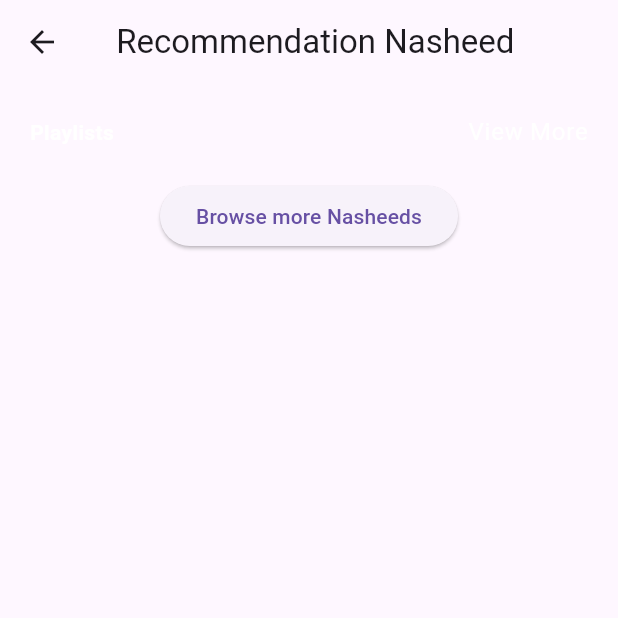
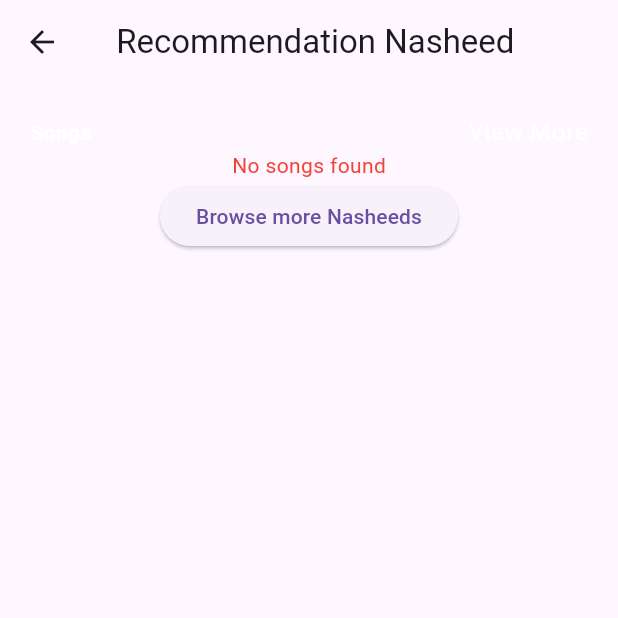
Before and after one commit to MuaviyaImran/emotion_detector_song_suggestion, a Flutter app: the RecommendationSongsPage screen opened directly with empty values, on a phone screen of 412 x 824 dp, the top half of it. Run offline on Flutter 3.47's test engine with Material 3 defaults, Android fonts, the phone set to English and light mode, and no system bars; our stand-ins replace camera, get, image_picker, just_audio, rxdart; missing offline and left inert: tflite_v2; network calls fail.

Commit message:
Integrated Songs Recomendation wrt emotions

```diff
--- a/lib/models/playlist_model.dart
+++ b/lib/models/playlist_model.dart
@@ -29,6 +29,6 @@ class Playlist {
       songs: Song.songs,
       imageUrl:
           'https://images.unsplash.com/photo-1594623930572-300a3011d9ae?ixlib=rb-1.2.1&ixid=MnwxMjA3fDB8MHxwaG90by1wYWdlfHx8fGVufDB8fHx8&auto=format&fit=crop&w=2670&q=80',
-    )
+    ),
   ];
 }
--- a/lib/models/song_model.dart
+++ b/lib/models/song_model.dart
@@ -1,49 +1,86 @@
+import 'package:flutter/material.dart';
+
 class Song {
   final String title;
   final String description;
   final String url;
+  final String coverUrl;
+  final String category; // New field
   bool isFavorite;
-
-  final String coverUrl;
 
   Song({
     required this.title,
     required this.description,
     required this.url,
     required this.coverUrl,
+    required this.category, // Updated constructor
     this.isFavorite = false,
   });
+// CATEGORIES
+//  *happy
+//  *sad
+//  *angry
+//  *fear
+//  *disgust
+//  *surprise
+//  *neutral
 
   static List<Song> songs = [
+    // HAPPY SONGS HERE
     Song(
       title: 'Kun Anta',
       description: 'Kun Anta',
       url: 'assets/music/Kun_anta.mp3',
       coverUrl: 'assets/images/Allah.jpg',
+      category: 'happy',
     ),
+    // SAD SONGS HERE
     Song(
       title: 'Ya Ahdeem',
       description: 'Ya Adheem',
       url: 'assets/music/Ya_adheeman.mp3',
       coverUrl: 'assets/images/ya_adheem.jpg',
+      category: 'sad',
     ),
+    // ANGRY SONGS HERE
     Song(
       title: 'Muhammad Nabina',
       description: 'Muhammad Nabina',
       url: 'assets/music/nabina.mp3',
       coverUrl: 'assets/images/nabina.jpg',
+      category: 'angry',
     ),
+    // FEAR SONGS HERE
     Song(
       title: 'Subhan Allah',
       description: 'Subhan Allah',
       url: 'assets/music/tasbih.mp3',
       coverUrl: 'assets/images/tasbih.jpg',
+      category: 'fear',
     ),
+    // DISGUST SONGS HERE
     Song(
       title: 'Jamal ul Wajood',
       description: 'Jamal ul Wajood',
       url: 'assets/music/jamal_ul.mp3',
       coverUrl: 'assets/images/jamal_ul.jpg',
-    )
+      category: 'disgust',
+    ),
+    // SURPRISE SONGS HERE
+    Song(
+      title: 'Ya Ahdeem',
+      description: 'Ya Adheem',
+      url: 'assets/music/Ya_adheeman.mp3',
+      coverUrl: 'assets/images/ya_adheem.jpg',
+      category: 'surprise',
+    ),
+    // NEUTRAL SONGS HERE
+    Song(
+      title: 'Muhammad Nabina',
+      description: 'Muhammad Nabina',
+      url: 'assets/music/nabina.mp3',
+      coverUrl: 'assets/images/nabina.jpg',
+      category: 'neutral',
+    ),
   ];
 }
--- a/lib/screens/emotion_detector.dart
+++ b/lib/screens/emotion_detector.dart
@@ -4,15 +4,15 @@ import 'dart:typed_data';
 import 'package:http/http.dart' as http;
 import 'package:flutter/material.dart';
 import 'package:tflite_v2/tflite_v2.dart';
-import 'package:emosift/models/playlist_model.dart';
 import 'package:emosift/screens/home_screen.dart';
-import 'package:emosift/widgets/playlist_card.dart';
 import 'package:emosift/widgets/section_header.dart';
 import 'package:camera/camera.dart';
 import 'package:image/image.dart' as imglib; // To handle images
 import 'dart:io';
 import 'dart:math' as math;
-import 'package:path/path.dart' as path; // Add this import
+import 'package:path/path.dart' as path;
+
+import '../models/song_model.dart';
 
 class EmotionDetector extends StatefulWidget {
   const EmotionDetector({Key? key}) : super(key: key);
@@ -81,7 +81,9 @@ class _EmotionDetectorState extends State<EmotionDetector> {
   }
 
   Future<void> _detectEmotion(String imagePath) async {
+    setState(() {
       loading = true;
+    });
     try {
       final request = http.MultipartRequest(
         'POST',
@@ -107,15 +109,12 @@ class _EmotionDetectorState extends State<EmotionDetector> {
             output = "";
             _errorMessage = "No face detected.";
           }
-          setState(() {
           loading = false;
-          });
         });
       } else {
         setState(() {
           output = "";
           _errorMessage = jsonDecode(response.body)['error'];
-
           loading = false;
         });
       }
@@ -123,9 +122,6 @@ class _EmotionDetectorState extends State<EmotionDetector> {
       setState(() {
         output = "";
         _errorMessage = "Error: $e";
-      });
-    } finally {
-      setState(() {
         loading = false;
       });
     }
@@ -186,7 +182,7 @@ class _EmotionDetectorState extends State<EmotionDetector> {
                       context,
                       MaterialPageRoute(
                         builder: (context) => RecommendationSongsPage(
-                            title: output, playlists: Playlist.playlists),
+                            title: output, category: output),
                       ),
                     );
                   },
@@ -265,14 +261,26 @@ class _EmotionDetectorState extends State<EmotionDetector> {
 
 class RecommendationSongsPage extends StatelessWidget {
   final String title;
-  final List<Playlist> playlists;
+  final String category;
 
-  const RecommendationSongsPage(
-      {Key? key, required this.title, required this.playlists})
-      : super(key: key);
+  const RecommendationSongsPage({
+    Key? key,
+    required this.title,
+    required this.category,
+  }) : super(key: key);
+
+  List<Song> getSongsByCategory(String category) {
+    final songsByCategory =
+        Song.songs.where((song) => song.category == category).toList();
+    songsByCategory.shuffle(); // Shuffle the list to show songs in random order
+    print(songsByCategory);
+    return songsByCategory;
+  }
 
   @override
   Widget build(BuildContext context) {
+    List<Song> filteredSongs = getSongsByCategory(category);
+
     return Container(
       decoration: BoxDecoration(
         gradient: LinearGradient(
@@ -288,23 +296,41 @@ class RecommendationSongsPage extends StatelessWidget {
         appBar: AppBar(title: Text('$title Recommendation Nasheed')),
         body: Padding(
           padding: const EdgeInsets.all(20.0),
-                child: Column(children: [
-                  const SectionHeader(title: 'Playlists'),
-                  ListView.builder(
+          child: Column(
+            children: [
+              const SectionHeader(title: 'Songs'),
+              filteredSongs.isNotEmpty
+                  ? ListView.builder(
                       shrinkWrap: true,
                       padding: const EdgeInsets.only(top: 20),
                       physics: const NeverScrollableScrollPhysics(),
-                    itemCount: playlists.length,
-                    itemBuilder: ((context, index) {
-                      return PlaylistCard(playlist: playlists[index]);
-                    }),
+                      itemCount: filteredSongs.length,
+                      itemBuilder: (context, index) {
+                        Song song = filteredSongs[index];
+                        return ListTile(
+                          leading: Image.asset(song.coverUrl),
+                          title: Text(song.title),
+                          subtitle: Text(song.description),
+                        );
+                      },
+                    )
+                  : Center(
+                      child: Text(
+                        'No songs found',
+                        style: TextStyle(color: Colors.red),
+                      ),
                     ),
               ElevatedButton(
                 onPressed: () {
                   Navigator.push(context,
                       MaterialPageRoute(builder: (ctx) => HomeScreen()));
                 },
-                      child: Text("Browse more Nasheeds"))
-                ]))));
+                child: Text("Browse more Nasheeds"),
+              ),
+            ],
+          ),
+        ),
+      ),
+    );
   }
 }
--- a/lib/widgets/playlist_card.dart
+++ b/lib/widgets/playlist_card.dart
@@ -1,6 +1,5 @@
 import 'package:flutter/material.dart';
 import 'package:get/get.dart';
-
 import '../models/playlist_model.dart';
 
 class PlaylistCard extends StatelessWidget {
@@ -15,7 +14,9 @@ class PlaylistCard extends StatelessWidget {
   Widget build(BuildContext context) {
     return InkWell(
       onTap: () {
-        Get.toNamed('/playlist', arguments: playlist);
+        // Navigate to a new screen with playlist details
+        // You need to define the route and the screen
+        // Get.toNamed('/playlistDetails', arguments: playlist);
       },
       child: Container(
         height: 75,
```
Also changed, not shown: lib/screens/playlistsscreen.dart (+8 -8 lines), 1 other file. Lines whose indentation alone changed are shown as unchanged.
